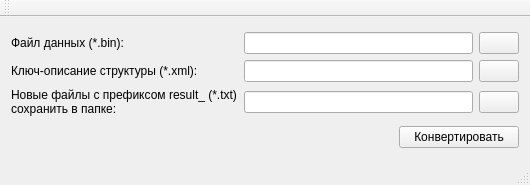
FedorGurin/ConvertBinToText, file dataparsertotxt.ui: the form before one commit.
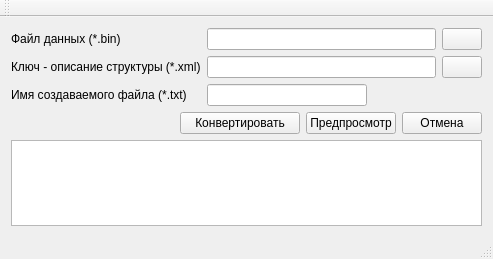
The form after the commit.

What changed in the file:
```diff
--- a/dataparsertotxt.ui
+++ b/dataparsertotxt.ui
@@ -9,8 +9,8 @@
    <rect>
     <x>0</x>
     <y>0</y>
-    <width>530</width>
-    <height>185</height>
+    <width>493</width>
+    <height>259</height>
    </rect>
   </property>
   <property name="sizePolicy">
@@ -22,13 +22,7 @@
   <property name="minimumSize">
    <size>
     <width>0</width>
-    <height>185</height>
-   </size>
-  </property>
-  <property name="maximumSize">
-   <size>
-    <width>16777215</width>
-    <height>185</height>
+    <height>0</height>
    </size>
   </property>
   <property name="baseSize">
@@ -41,67 +35,71 @@
    <string>dataparsertotxt</string>
   </property>
   <widget class="QWidget" name="centralWidget">
+   <layout class="QHBoxLayout" name="horizontalLayout_2">
+    <item>
    <layout class="QVBoxLayout" name="verticalLayout">
     <item>
      <layout class="QGridLayout" name="gridLayout">
-      <item row="1" column="4">
-       <widget class="QPushButton" name="pushButton_open_xml">
+        <item row="2" column="0">
+         <widget class="QLabel" name="label_3">
         <property name="text">
-         <string/>
+           <string>Имя создаваемого файла (*.txt)</string>
         </property>
        </widget>
       </item>
-      <item row="0" column="4">
-       <widget class="QPushButton" name="pushButton_open_bin">
-        <property name="text">
-         <string/>
-        </property>
-       </widget>
-      </item>
-      <item row="2" column="4">
-       <widget class="QPushButton" name="pushButton_path_result">
-        <property name="text">
-         <string/>
-        </property>
-       </widget>
-      </item>
-      <item row="0" column="2" colspan="2">
-       <widget class="QLineEdit" name="lineEdit_path_bin"/>
-      </item>
-      <item row="1" column="2" colspan="2">
+        <item row="1" column="1">
        <widget class="QLineEdit" name="lineEdit_path_xml"/>
       </item>
-      <item row="1" column="0" colspan="2">
+        <item row="0" column="1">
+         <widget class="QLineEdit" name="lineEdit_path_bin"/>
+        </item>
+        <item row="1" column="0">
        <widget class="QLabel" name="label_2">
         <property name="text">
-         <string>Ключ-описание структуры (*.xml):</string>
+           <string>Ключ - описание структуры (*.xml)</string>
         </property>
        </widget>
       </item>
-      <item row="0" column="0" colspan="2">
+        <item row="0" column="2">
+         <widget class="QPushButton" name="pushButton_open_bin">
+          <property name="text">
+           <string/>
+          </property>
+         </widget>
+        </item>
+        <item row="0" column="0">
        <widget class="QLabel" name="label">
         <property name="text">
-         <string>Файл данных (*.bin):</string>
+           <string>Файл данных (*.bin)</string>
         </property>
        </widget>
       </item>
-      <item row="2" column="2" colspan="2">
-       <widget class="QLineEdit" name="lineEdit_path_result">
+        <item row="1" column="2">
+         <widget class="QPushButton" name="pushButton_open_xml">
+          <property name="text">
+           <string/>
+          </property>
+         </widget>
+        </item>
+        <item row="2" column="1" colspan="2">
+         <widget class="QLineEdit" name="lineEdit_result">
         <property name="sizePolicy">
-         <sizepolicy hsizetype="Expanding" vsizetype="Fixed">
-          <horstretch>5</horstretch>
+           <sizepolicy hsizetype="Fixed" vsizetype="Fixed">
+            <horstretch>0</horstretch>
           <verstretch>0</verstretch>
          </sizepolicy>
         </property>
-       </widget>
-      </item>
-      <item row="2" column="0" colspan="2">
-       <widget class="QLabel" name="label_3">
+          <property name="minimumSize">
+           <size>
+            <width>160</width>
+            <height>0</height>
+           </size>
+          </property>
         <property name="text">
-         <string>Новые файлы с префиксом result_ (*.txt) сохранить в папке:</string>
-        </property>
-        <property name="wordWrap">
-         <bool>true</bool>
+           <string/>
+          </property>
+          <property name="alignment">
+           <set>Qt::AlignRight|Qt::AlignTrailing|Qt::AlignVCenter</set>
         </property>
        </widget>
       </item>
@@ -135,6 +133,25 @@
         </property>
        </widget>
       </item>
+        <item>
+         <widget class="QPushButton" name="pushButton_preview">
+          <property name="text">
+           <string>Предпросмотр</string>
+          </property>
+         </widget>
+        </item>
+        <item>
+         <widget class="QPushButton" name="pushButton_cancel">
+          <property name="text">
+           <string>Отмена</string>
+          </property>
+         </widget>
+        </item>
+       </layout>
+      </item>
+      <item>
+       <widget class="QTextEdit" name="textEdit"/>
+      </item>
      </layout>
     </item>
    </layout>
```
Left out of the diff: 2 changed lines with no effect on the pictures. Lines whose indentation alone changed are shown as unchanged.
